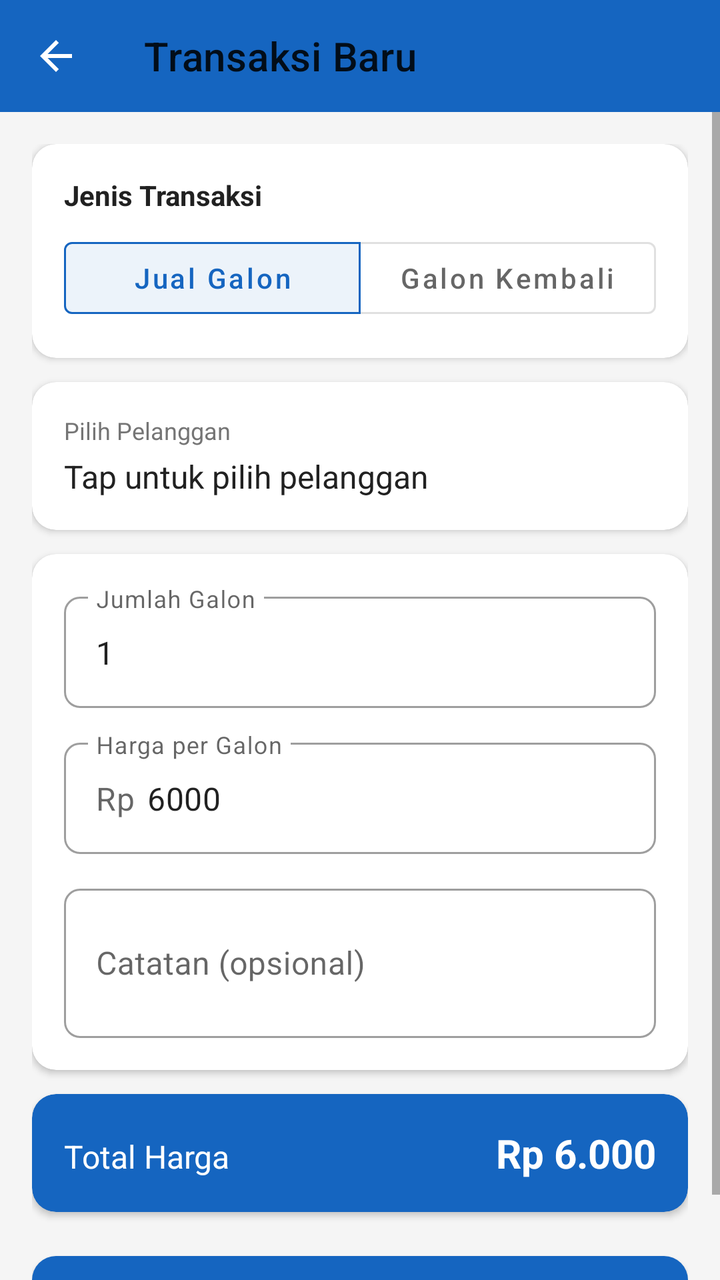
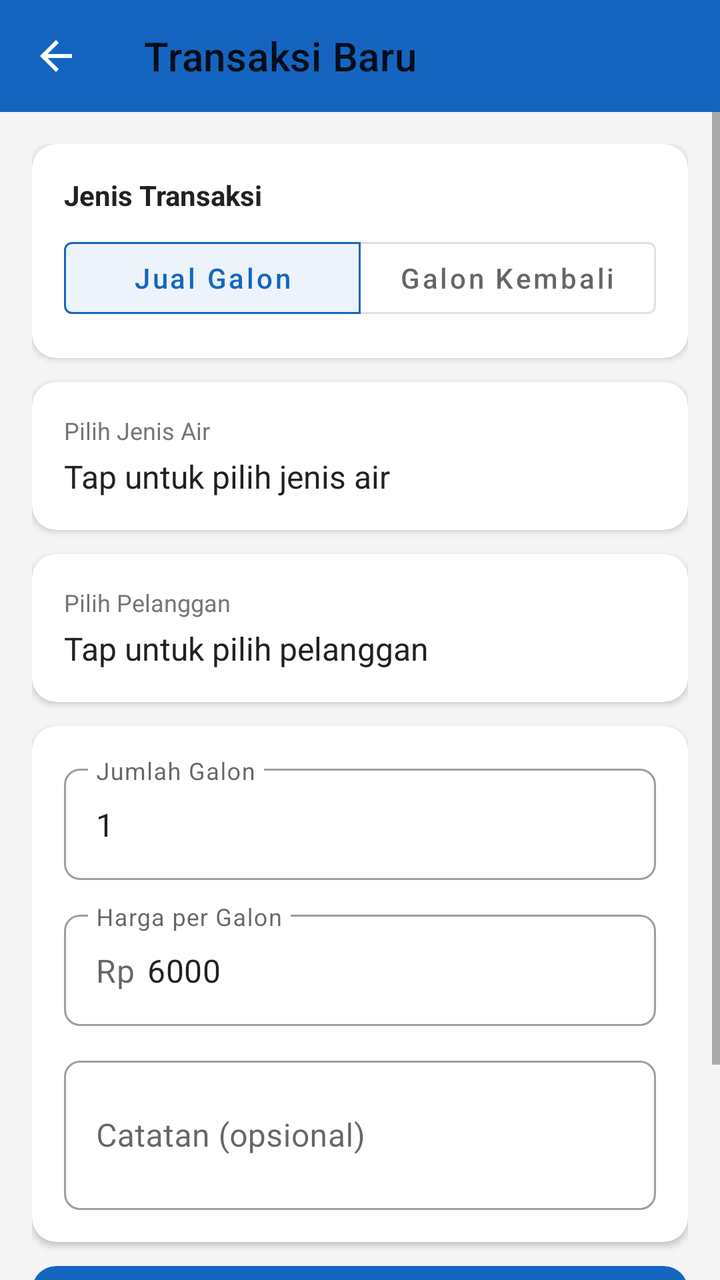

Two renders of the same Android screen: before a commit and after it. Below are the layout's source before the change and the commit's diff.
<!-- AndroidManifest.xml: application theme Theme.DAMIUPOS -->
<!-- res/layout/activity_transaction.xml -->
<?xml version="1.0" encoding="utf-8"?>
<LinearLayout
    xmlns:android="http://schemas.android.com/apk/res/android"
    xmlns:app="http://schemas.android.com/apk/res-auto"
    android:layout_width="match_parent"
    android:layout_height="match_parent"
    android:orientation="vertical"
    android:background="@color/grey_light">

    <com.google.android.material.appbar.AppBarLayout
        android:layout_width="match_parent"
        android:layout_height="wrap_content">

        <androidx.appcompat.widget.Toolbar
            android:id="@+id/toolbar"
            android:layout_width="match_parent"
            android:layout_height="?attr/actionBarSize"
            android:background="@color/primary"
            android:titleTextColor="@color/white"
            app:navigationIcon="@drawable/ic_arrow_back"
            app:title="@string/transaksi_baru" />
    </com.google.android.material.appbar.AppBarLayout>

    <ScrollView
        android:layout_width="match_parent"
        android:layout_height="match_parent">

        <LinearLayout
            android:layout_width="match_parent"
            android:layout_height="wrap_content"
            android:orientation="vertical"
            android:padding="16dp">

            
            <com.google.android.material.card.MaterialCardView
                android:layout_width="match_parent"
                android:layout_height="wrap_content"
                app:cardCornerRadius="12dp"
                app:cardElevation="2dp">

                <LinearLayout
                    android:layout_width="match_parent"
                    android:layout_height="wrap_content"
                    android:orientation="vertical"
                    android:padding="16dp">

                    <TextView
                        android:layout_width="wrap_content"
                        android:layout_height="wrap_content"
                        android:text="Jenis Transaksi"
                        android:textColor="@color/text_primary"
                        android:textSize="14sp"
                        android:textStyle="bold" />

                    <com.google.android.material.button.MaterialButtonToggleGroup
                        android:id="@+id/toggleType"
                        android:layout_width="match_parent"
                        android:layout_height="wrap_content"
                        android:layout_marginTop="8dp"
                        app:singleSelection="true"
                        app:selectionRequired="true"
                        app:checkedButton="@+id/btnTypeJual">

                        <com.google.android.material.button.MaterialButton
                            android:id="@+id/btnTypeJual"
                            style="@style/Widget.MaterialComponents.Button.OutlinedButton"
                            android:layout_width="0dp"
                            android:layout_height="wrap_content"
                            android:layout_weight="1"
                            android:text="@string/jual_galon"
                            android:textAllCaps="false" />

                        <com.google.android.material.button.MaterialButton
                            android:id="@+id/btnTypeKembali"
                            style="@style/Widget.MaterialComponents.Button.OutlinedButton"
                            android:layout_width="0dp"
                            android:layout_height="wrap_content"
                            android:layout_weight="1"
                            android:text="@string/galon_kembali"
                            android:textAllCaps="false" />
                    </com.google.android.material.button.MaterialButtonToggleGroup>
                </LinearLayout>
            </com.google.android.material.card.MaterialCardView>

            
            <com.google.android.material.card.MaterialCardView
                android:id="@+id/cardCustomer"
                android:layout_width="match_parent"
                android:layout_height="wrap_content"
                android:layout_marginTop="12dp"
                app:cardCornerRadius="12dp"
                app:cardElevation="2dp"
                android:clickable="true"
                android:focusable="true">

                <LinearLayout
                    android:layout_width="match_parent"
                    android:layout_height="wrap_content"
                    android:orientation="vertical"
                    android:padding="16dp">

                    <TextView
                        android:layout_width="wrap_content"
                        android:layout_height="wrap_content"
                        android:text="@string/pilih_pelanggan"
                        android:textColor="@color/text_secondary"
                        android:textSize="12sp" />

                    <TextView
                        android:id="@+id/tvSelectedCustomer"
                        android:layout_width="wrap_content"
                        android:layout_height="wrap_content"
                        android:layout_marginTop="4dp"
                        android:text="Tap untuk pilih pelanggan"
                        android:textColor="@color/text_primary"
                        android:textSize="16sp" />
                </LinearLayout>
            </com.google.android.material.card.MaterialCardView>

            
            <com.google.android.material.card.MaterialCardView
                android:layout_width="match_parent"
                android:layout_height="wrap_content"
                android:layout_marginTop="12dp"
                app:cardCornerRadius="12dp"
                app:cardElevation="2dp">

                <LinearLayout
                    android:layout_width="match_parent"
                    android:layout_height="wrap_content"
                    android:orientation="vertical"
                    android:padding="16dp">

                    <com.google.android.material.textfield.TextInputLayout
                        android:layout_width="match_parent"
                        android:layout_height="wrap_content"
                        style="@style/Widget.MaterialComponents.TextInputLayout.OutlinedBox"
                        android:hint="@string/jumlah_galon"
                        app:boxCornerRadiusBottomEnd="8dp"
                        app:boxCornerRadiusBottomStart="8dp"
                        app:boxCornerRadiusTopEnd="8dp"
                        app:boxCornerRadiusTopStart="8dp">

                        <com.google.android.material.textfield.TextInputEditText
                            android:id="@+id/etJumlahGalon"
                            android:layout_width="match_parent"
                            android:layout_height="wrap_content"
                            android:inputType="number"
                            android:text="1" />
                    </com.google.android.material.textfield.TextInputLayout>

                    <com.google.android.material.textfield.TextInputLayout
                        android:id="@+id/tilHarga"
                        android:layout_width="match_parent"
                        android:layout_height="wrap_content"
                        android:layout_marginTop="12dp"
                        style="@style/Widget.MaterialComponents.TextInputLayout.OutlinedBox"
                        android:hint="@string/harga_per_galon"
                        app:prefixText="Rp "
                        app:boxCornerRadiusBottomEnd="8dp"
                        app:boxCornerRadiusBottomStart="8dp"
                        app:boxCornerRadiusTopEnd="8dp"
                        app:boxCornerRadiusTopStart="8dp">

                        <com.google.android.material.textfield.TextInputEditText
                            android:id="@+id/etHargaPerGalon"
                            android:layout_width="match_parent"
                            android:layout_height="wrap_content"
                            android:inputType="numberDecimal"
                            android:text="6000" />
                    </com.google.android.material.textfield.TextInputLayout>

                    <com.google.android.material.textfield.TextInputLayout
                        android:layout_width="match_parent"
                        android:layout_height="wrap_content"
                        android:layout_marginTop="12dp"
                        style="@style/Widget.MaterialComponents.TextInputLayout.OutlinedBox"
                        android:hint="@string/catatan"
                        app:boxCornerRadiusBottomEnd="8dp"
                        app:boxCornerRadiusBottomStart="8dp"
                        app:boxCornerRadiusTopEnd="8dp"
                        app:boxCornerRadiusTopStart="8dp">

                        <com.google.android.material.textfield.TextInputEditText
                            android:id="@+id/etCatatan"
                            android:layout_width="match_parent"
                            android:layout_height="wrap_content"
                            android:inputType="textMultiLine"
                            android:minLines="2" />
                    </com.google.android.material.textfield.TextInputLayout>
                </LinearLayout>
            </com.google.android.material.card.MaterialCardView>

            
            <com.google.android.material.card.MaterialCardView
                android:layout_width="match_parent"
                android:layout_height="wrap_content"
                android:layout_marginTop="12dp"
                app:cardCornerRadius="12dp"
                app:cardElevation="2dp"
                app:cardBackgroundColor="@color/primary">

                <LinearLayout
                    android:layout_width="match_parent"
                    android:layout_height="wrap_content"
                    android:orientation="horizontal"
                    android:padding="16dp">

                    <TextView
                        android:layout_width="0dp"
                        android:layout_height="wrap_content"
                        android:layout_weight="1"
                        android:text="@string/total_harga"
                        android:textColor="@color/white"
                        android:textSize="16sp" />

                    <TextView
                        android:id="@+id/tvTotalHarga"
                        android:layout_width="wrap_content"
                        android:layout_height="wrap_content"
                        android:text="Rp 6.000"
                        android:textColor="@color/white"
                        android:textSize="20sp"
                        android:textStyle="bold" />
                </LinearLayout>
            </com.google.android.material.card.MaterialCardView>

            <com.google.android.material.button.MaterialButton
                android:id="@+id/btnSimpan"
                android:layout_width="match_parent"
                android:layout_height="wrap_content"
                android:layout_marginTop="16dp"
                android:text="@string/simpan"
                android:textAllCaps="false"
                android:textSize="16sp"
                app:cornerRadius="12dp" />

        </LinearLayout>
    </ScrollView>
</LinearLayout>
<!-- resources referenced by this layout -->
<resources>
  <color name="grey_light">#F5F5F5</color>
  <color name="primary">#1565C0</color>
  <color name="text_primary">#212121</color>
  <color name="text_secondary">#757575</color>
  <color name="white">#FFFFFF</color>
  <!-- drawable ic_arrow_back (drawable) -->
  <?xml version="1.0" encoding="utf-8"?>
  <vector xmlns:android="http://schemas.android.com/apk/res/android"
      android:width="24dp"
      android:height="24dp"
      android:viewportWidth="24"
      android:viewportHeight="24"
      android:tint="@color/white">
      <path
          android:fillColor="#FFFFFF"
          android:pathData="M20,11H7.83l5.59,-5.59L12,4l-8,8 8,8 1.41,-1.41L7.83,13H20v-2z" />
  </vector>
  <string name="catatan">Catatan (opsional)</string>
  <string name="galon_kembali">Galon Kembali</string>
  <string name="harga_per_galon">Harga per Galon</string>
  <string name="jual_galon">Jual Galon</string>
  <string name="jumlah_galon">Jumlah Galon</string>
  <string name="pilih_pelanggan">Pilih Pelanggan</string>
  <string name="simpan">Simpan</string>
  <string name="total_harga">Total Harga</string>
  <string name="transaksi_baru">Transaksi Baru</string>
  <style name="Theme.DAMIUPOS" parent="Theme.MaterialComponents.Light.NoActionBar">
          <item name="colorPrimary">@color/primary</item>
          <item name="colorPrimaryDark">@color/primary_dark</item>
          <item name="colorAccent">@color/accent</item>
          <item name="android:statusBarColor">@color/primary_dark</item>
      </style>
  <color name="primary_dark">#0D47A1</color>
  <color name="accent">#FF6F00</color>
</resources>

<!-- the commit's change to res/layout/activity_transaction.xml (unified diff, before → after) -->
@@ -84,6 +84,41 @@
 
             
             <com.google.android.material.card.MaterialCardView
+                android:id="@+id/cardProduct"
+                android:layout_width="match_parent"
+                android:layout_height="wrap_content"
+                android:layout_marginTop="12dp"
+                app:cardCornerRadius="12dp"
+                app:cardElevation="2dp"
+                android:clickable="true"
+                android:focusable="true">
+
+                <LinearLayout
+                    android:layout_width="match_parent"
+                    android:layout_height="wrap_content"
+                    android:orientation="vertical"
+                    android:padding="16dp">
+
+                    <TextView
+                        android:layout_width="wrap_content"
+                        android:layout_height="wrap_content"
+                        android:text="Pilih Jenis Air"
+                        android:textColor="@color/text_secondary"
+                        android:textSize="12sp" />
+
+                    <TextView
+                        android:id="@+id/tvSelectedProduct"
+                        android:layout_width="wrap_content"
+                        android:layout_height="wrap_content"
+                        android:layout_marginTop="4dp"
+                        android:text="Tap untuk pilih jenis air"
+                        android:textColor="@color/text_primary"
+                        android:textSize="16sp" />
+                </LinearLayout>
+            </com.google.android.material.card.MaterialCardView>
+
+            
+            <com.google.android.material.card.MaterialCardView
                 android:id="@+id/cardCustomer"
                 android:layout_width="match_parent"
                 android:layout_height="wrap_content"
